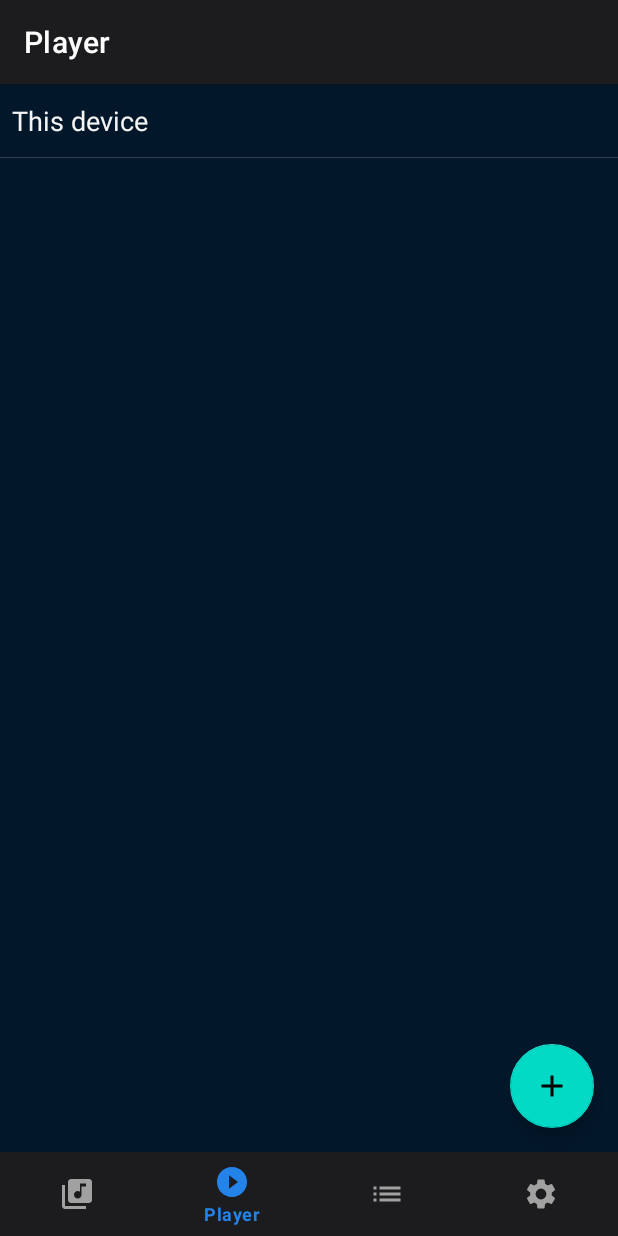
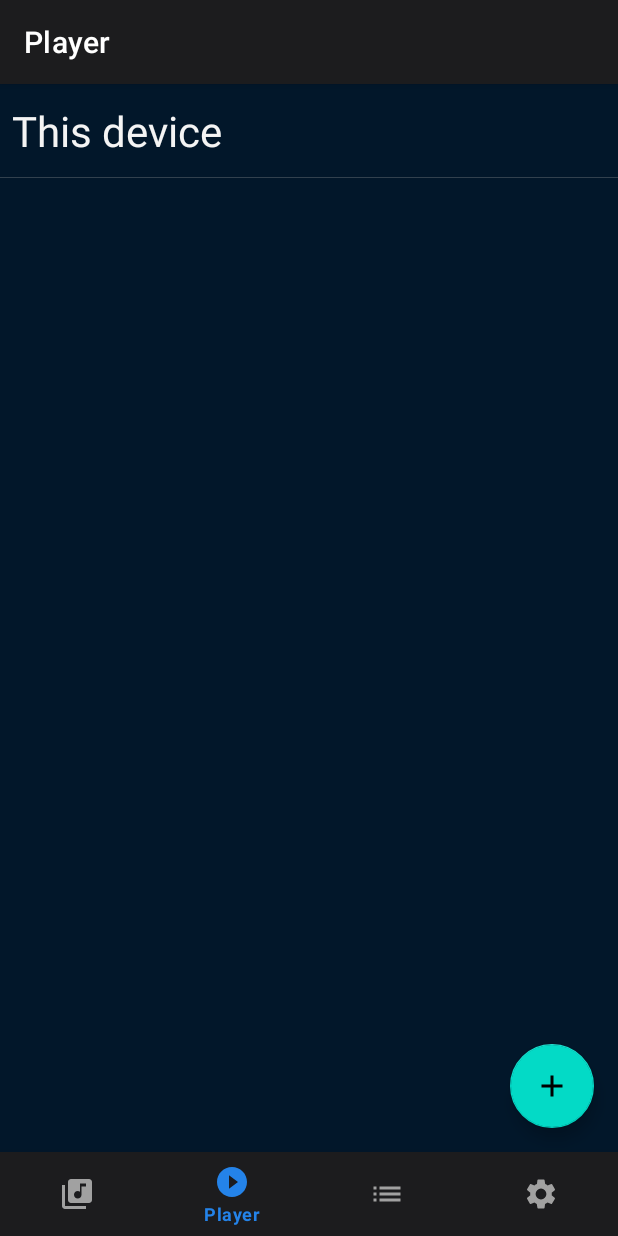
Before and after one commit to malliina/musicpimp-android, an Android app: the fragment EndpointsFragment placed in its activity, item 2 of the bottom bar chosen, on a phone screen of 412 x 824 dp. Run offline under Robolectric (Android 15) with nearby library versions, the phone set to English and light mode, and no system bars; our stand-ins replace Timber, navigation-ui; libraries missing offline, so code that uses them is left out: com.microsoft.appcenter, me.zhanghai.android; pictures from the network do not load; 2 statements that could not run were skipped.

Commit message:
Increase cell size

```diff
--- a/app/src/main/res/layout/endpoint_item.xml
+++ b/app/src/main/res/layout/endpoint_item.xml
@@ -15,7 +15,7 @@
         android:paddingEnd="8dp"
         android:paddingBottom="12dp"
         android:textColor="@color/colorText"
-        android:textSize="18sp"
+        android:textSize="28sp"
         app:layout_constraintBottom_toBottomOf="parent"
         app:layout_constraintEnd_toEndOf="parent"
         app:layout_constraintStart_toStartOf="parent"
```
